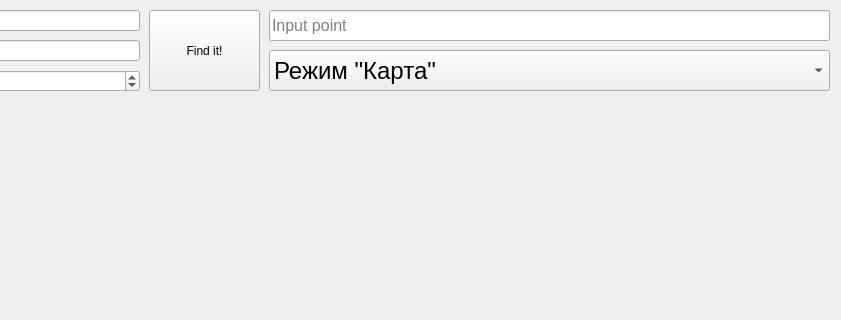
Above: map.ui from SamuraJey/StaticApiMap before the change; both pictures show x 281 to 1122 and y 0 to 320 of the 1122 by 895 pixel window. Below: the same form after it.
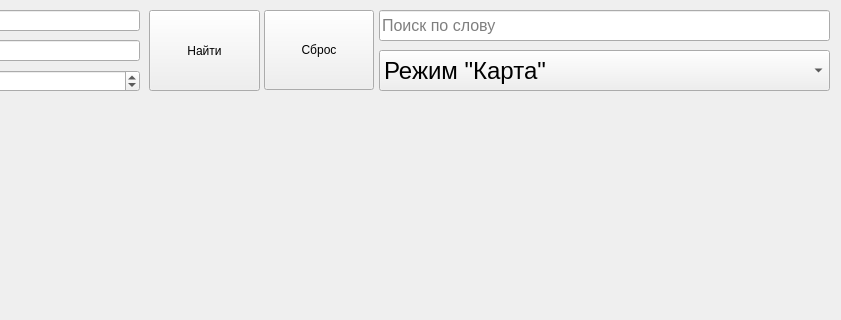
That is the form after the change.

Commit message:
задача 7
кнопка сброса

```diff
--- a/map.ui
+++ b/map.ui
@@ -39,7 +39,7 @@
     </rect>
    </property>
    <property name="text">
-    <string>Find it!</string>
+    <string>Найти</string>
    </property>
   </widget>
   <widget class="QLineEdit" name="longit_inp">
@@ -93,9 +93,9 @@
   <widget class="QComboBox" name="type_of_map">
    <property name="geometry">
     <rect>
-     <x>550</x>
+     <x>660</x>
      <y>50</y>
-     <width>561</width>
+     <width>451</width>
      <height>41</height>
     </rect>
    </property>
@@ -123,9 +123,9 @@
   <widget class="QLineEdit" name="point_to_find">
    <property name="geometry">
     <rect>
-     <x>550</x>
+     <x>660</x>
      <y>10</y>
-     <width>561</width>
+     <width>451</width>
      <height>31</height>
     </rect>
    </property>
@@ -138,7 +138,20 @@
     <string/>
    </property>
    <property name="placeholderText">
-    <string>Input point</string>
+    <string>Поиск по слову</string>
+   </property>
+  </widget>
+  <widget class="QPushButton" name="resetit">
+   <property name="geometry">
+    <rect>
+     <x>545</x>
+     <y>10</y>
+     <width>110</width>
+     <height>80</height>
+    </rect>
+   </property>
+   <property name="text">
+    <string>Сброс</string>
    </property>
   </widget>
  </widget>
```
The commit also changes 2 other files.
